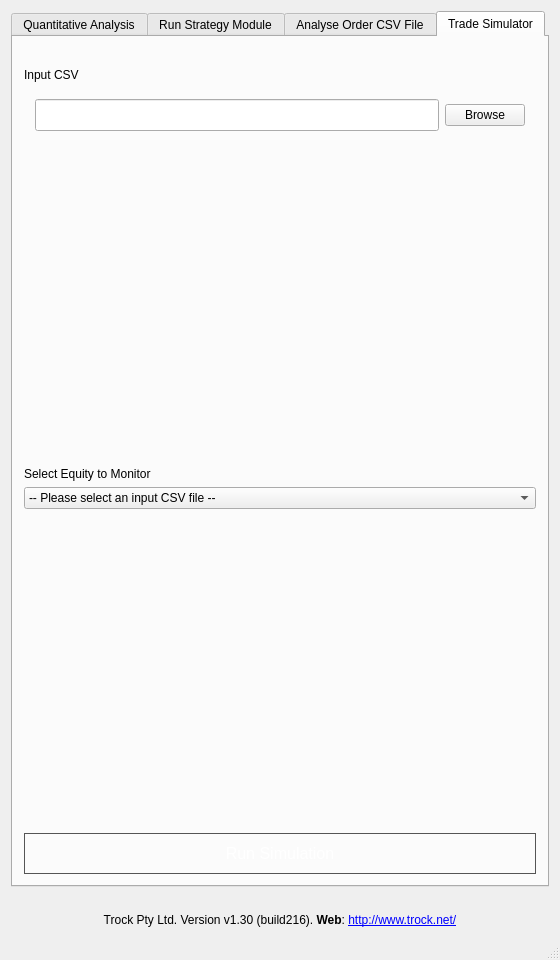
The window that GUI_Mohammad_Trade_Simulator/mainwindow.ui (mobeigi/Algorithmic-Trading) describes before a commit, drawn with Qt 5.
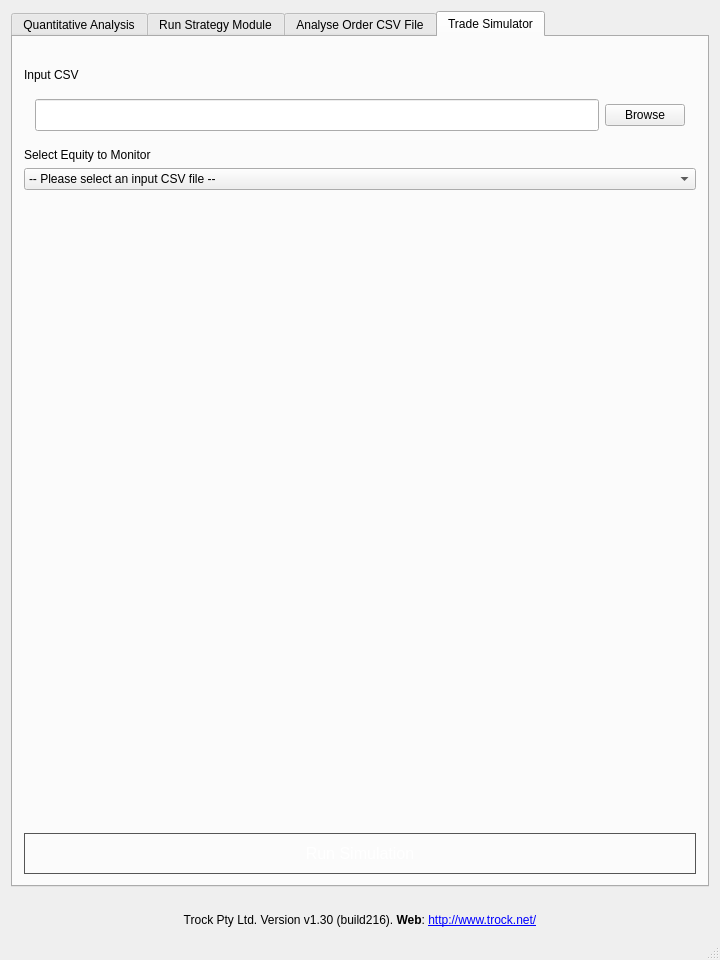
The same window after the commit. Icons and pictures are not drawn.

What changed in the file:
```diff
--- a/GUI_Mohammad_Trade_Simulator/mainwindow.ui
+++ b/GUI_Mohammad_Trade_Simulator/mainwindow.ui
@@ -6,7 +6,7 @@
    <rect>
     <x>0</x>
     <y>0</y>
-    <width>560</width>
+    <width>720</width>
     <height>960</height>
    </rect>
   </property>
@@ -1200,19 +1200,6 @@
               </layout>
              </widget>
             </item>
-            <item>
-             <spacer name="verticalSpacer">
-              <property name="orientation">
-               <enum>Qt::Vertical</enum>
-              </property>
-              <property name="sizeHint" stdset="0">
-               <size>
-                <width>20</width>
-                <height>40</height>
-               </size>
-              </property>
-             </spacer>
-            </item>
             <item>
              <widget class="QLabel" name="input_csv_label_3">
               <property name="maximumSize">
```
Left out of the diff: 2 changed lines with no effect on the pictures.
